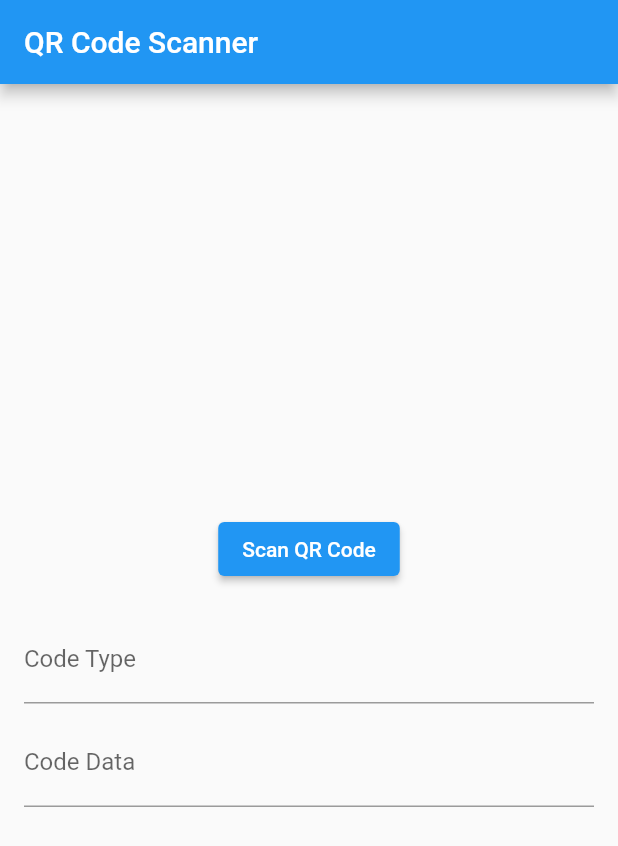
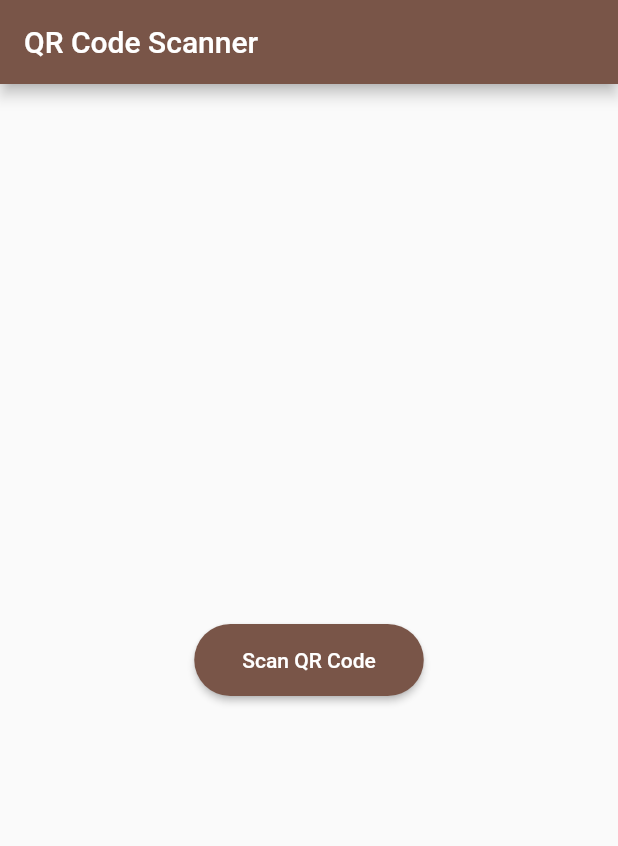
Before and after one commit to palashshrote/qrcs, a Flutter app: the screen it shows after launch, on a phone screen of 412 x 824 dp. Shown: the top 846 px of the screen. Run offline on Flutter 3.47's test engine with Material 2 defaults, Android fonts, the phone set to English and light mode, and no system bars; our stand-ins replace audioplayers; missing offline and left inert: qr_code_scanner.

Commit message:
refined fc

```diff
--- a/lib/home_page.dart
+++ b/lib/home_page.dart
@@ -16,14 +16,16 @@ class _HomePageState extends State<HomePage> {
   Widget build(BuildContext context) {
     return Scaffold(
       appBar: AppBar(
+        backgroundColor: Colors.brown,
         title: Text('QR Code Scanner'),
       ),
-      body: Padding(
-        padding: const EdgeInsets.all(16.0),
-        child: Column(
-          mainAxisAlignment: MainAxisAlignment.center,
-          children: <Widget>[
-            ElevatedButton(
+      body: Center(
+        child: ElevatedButton(
+          style: ElevatedButton.styleFrom(
+            backgroundColor: Colors.brown,
+            shape: const StadiumBorder(),
+            padding: const EdgeInsets.symmetric(horizontal: 32, vertical: 16),
+          ),
           onPressed: () async {
             Navigator.push(
               context,
@@ -32,24 +34,6 @@ class _HomePageState extends State<HomePage> {
           },
           child: Text('Scan QR Code'),
         ),
-            SizedBox(height: 20),
-            TextField(
-              decoration: InputDecoration(
-                labelText: 'Code Type',
-              ),
-              readOnly: true,
-              controller: TextEditingController(text: codeType),
-            ),
-            SizedBox(height: 10),
-            TextField(
-              decoration: InputDecoration(
-                labelText: 'Code Data',
-              ),
-              readOnly: true,
-              controller: TextEditingController(text: codeData),
-            ),
-          ],
-        ),
       ),
     );
   }
--- a/lib/result_page.dart
+++ b/lib/result_page.dart
@@ -9,6 +9,7 @@ class ResultPage extends StatelessWidget {
   Widget build(BuildContext context) {
     return Scaffold(
       appBar: AppBar(
+        backgroundColor: Colors.brown,
         title: const Text('Result Page'),
       ),
       body: Padding(
--- a/lib/scanner_page.dart
+++ b/lib/scanner_page.dart
@@ -31,6 +31,7 @@ class _ScannerPageState extends State<ScannerPage> {
   Widget build(BuildContext context) {
     return Scaffold(
       appBar: AppBar(
+        backgroundColor: Colors.brown,
         title: const Text('Scan QR Code'),
         actions: [
           IconButton(
```
Lines whose indentation alone changed are shown as unchanged.
